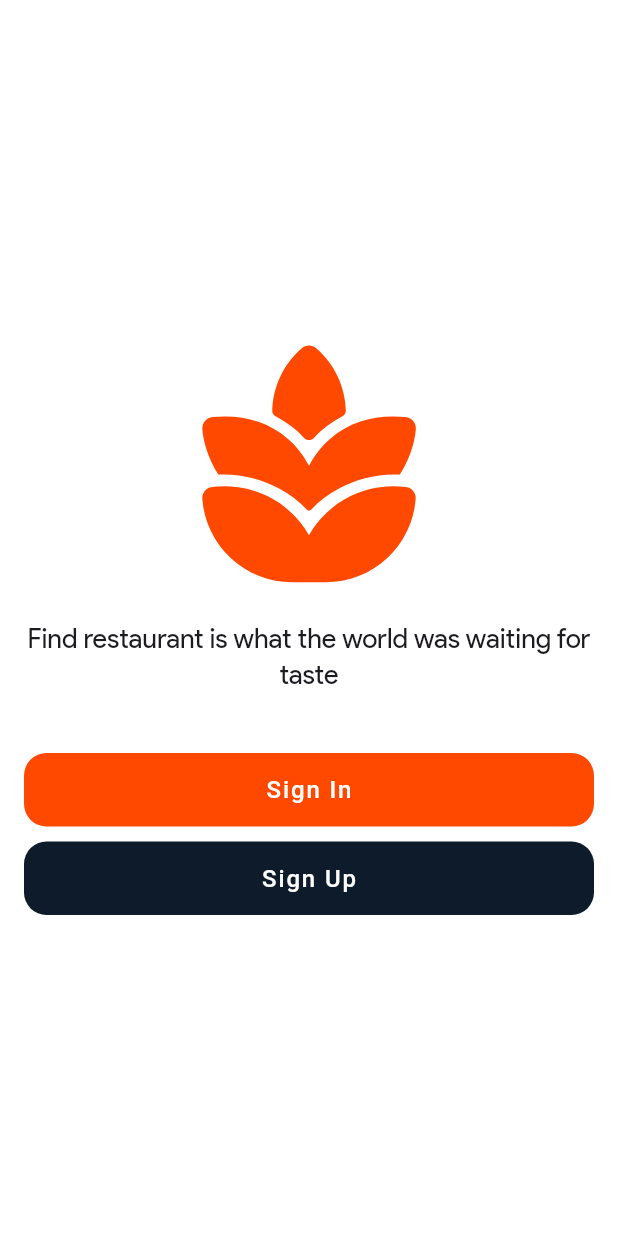
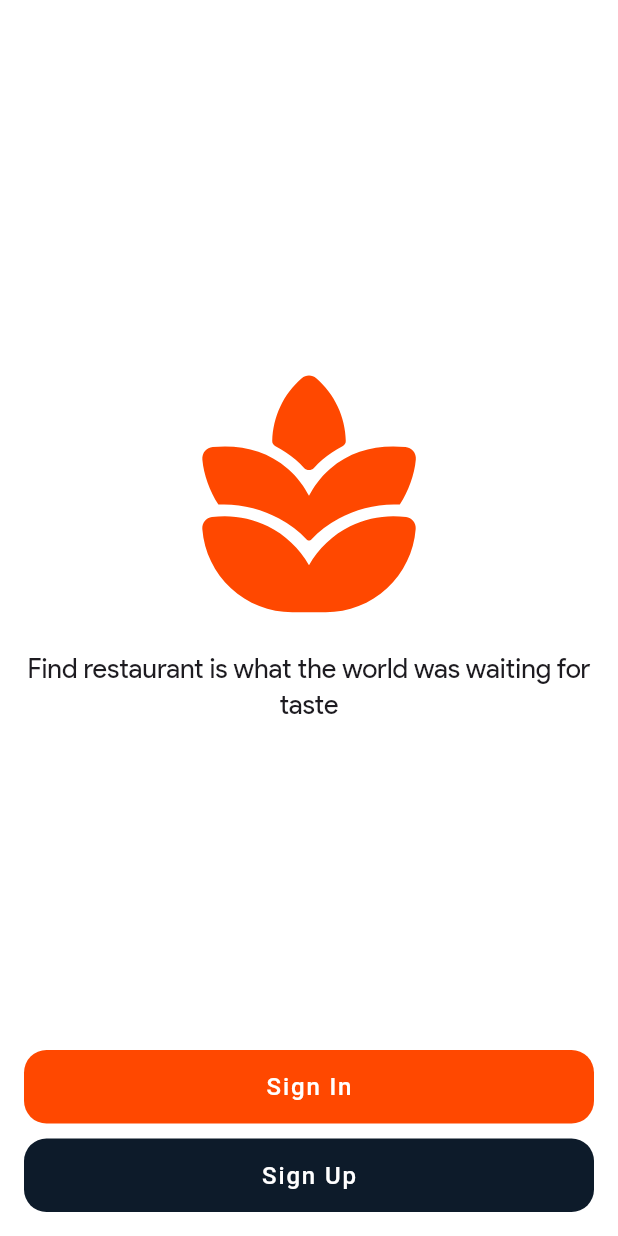
Before and after one commit to celvineadiputra-dev/cRestaurant_flutter_fundamental_submission, a Flutter app: the screen it shows after launch, on a phone screen of 412 x 824 dp. Run offline on Flutter 3.47's test engine with Material 2 defaults, Android fonts, the phone set to English and light mode, and no system bars; our stand-ins replace flutter_svg, page_transition.

Commit message:
fix bug routing & fix ui onBoarding

```diff
--- a/lib/app/onboarding/onboarding_screen.dart
+++ b/lib/app/onboarding/onboarding_screen.dart
@@ -21,6 +21,7 @@ class OnBoardingScreen extends StatelessWidget {
               crossAxisAlignment: CrossAxisAlignment.center,
               mainAxisAlignment: MainAxisAlignment.center,
               children: [
+                const Spacer(),
                 SvgPicture.asset(
                   food,
                   height: 190,
@@ -37,9 +38,7 @@ class OnBoardingScreen extends StatelessWidget {
                       ?.copyWith(fontSize: 18),
                   textAlign: TextAlign.center,
                 ),
-                const SizedBox(
-                  height: 40,
-                ),
+                const Spacer(),
                 ButtonWidget(
                   onPress: () {
                     Navigator.push(
--- a/lib/app/signin/signin_screen.dart
+++ b/lib/app/signin/signin_screen.dart
@@ -65,7 +65,7 @@ class SignInScreen extends StatelessWidget {
           color: dark,
         ),
         onPressed: () {
-          Navigator.push(
+          Navigator.pop(
             context,
             PageTransition(
                 child: const OnBoardingScreen(),
```
